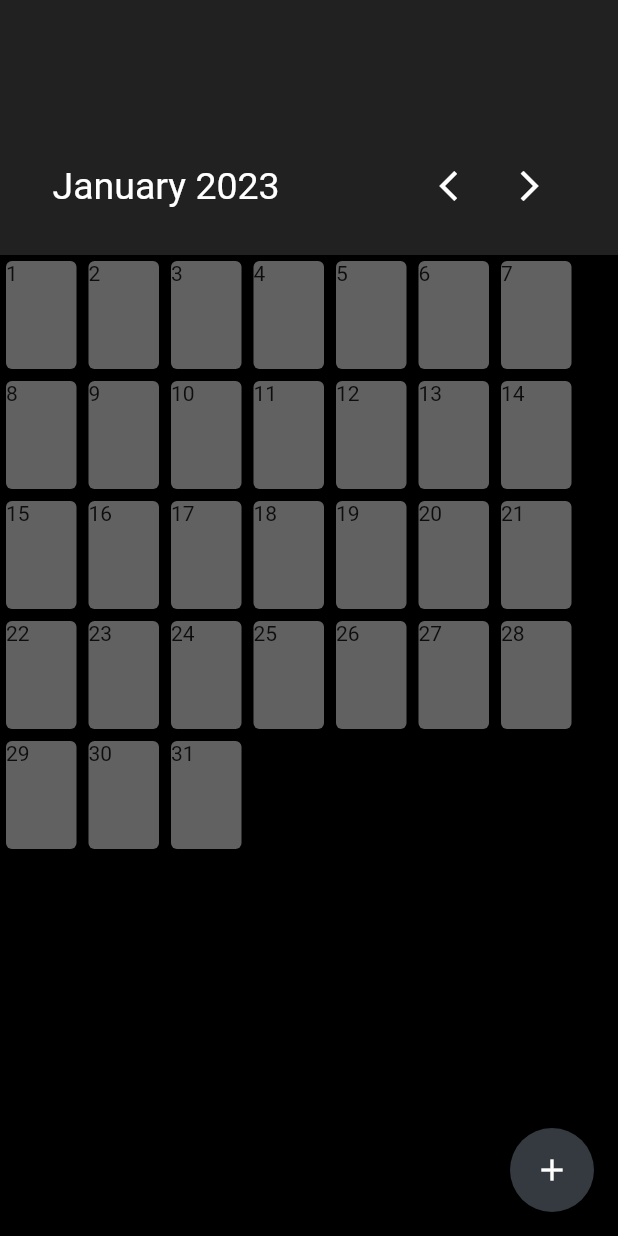
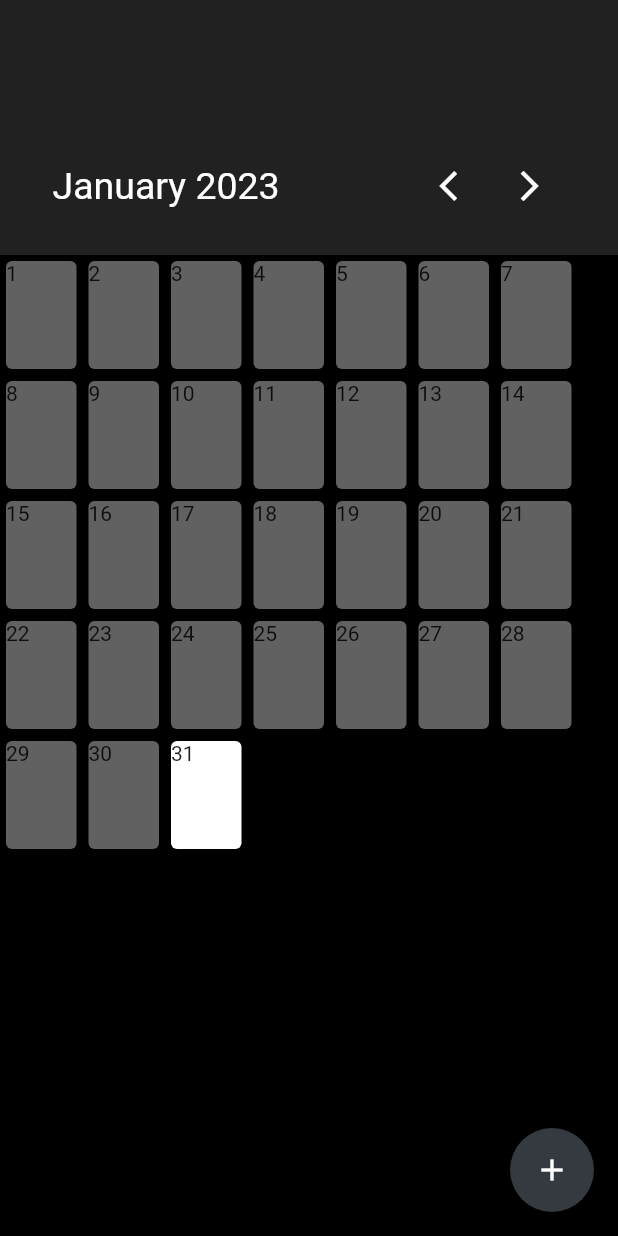
Before and after one commit to angelinetanvy/mycal, a Flutter app: the screen it shows after launch, on a phone screen of 412 x 824 dp. Run offline on Flutter 3.47's test engine with Material 2 defaults, Android fonts, the phone set to English and light mode, and no system bars; our stand-ins replace flutter_datetime_picker, universal_io.

Commit message:
tile is choosable

```diff
--- a/lib/month.dart
+++ b/lib/month.dart
@@ -4,6 +4,7 @@ import 'package:uuid/uuid.dart';
 import 'package:http/http.dart' as http;
 import 'package:universal_io/io.dart';
 import 'new_event.dart';
+import 'day.dart';
 import 'package:intl/intl.dart';
 
 class MonthPage extends StatefulWidget {
@@ -101,15 +102,21 @@ class _MonthPage extends State<MonthPage> {
   }
 
     Widget tile(int no, DateTime date) {
+        var formatter = new DateFormat('yyyy-MM-dd');
+        String tileDate = formatter.format(date);
+        String curDate = formatter.format(DateTime.now());
         return GestureDetector(
             onTap: () {
-                print(date);
+                showDialog(
+                    context: context,
+                    builder: (BuildContext context) => DayPage(date),
+                );
             },
             child: Container(
                     width:55,
                     height:80,
                     child:Card(
-                    color: Colors.grey[700],
+                    color: tileDate == curDate? Colors.white:Colors.grey[700],
                     child:Text(no.toString()),
                 )
             ),
```
